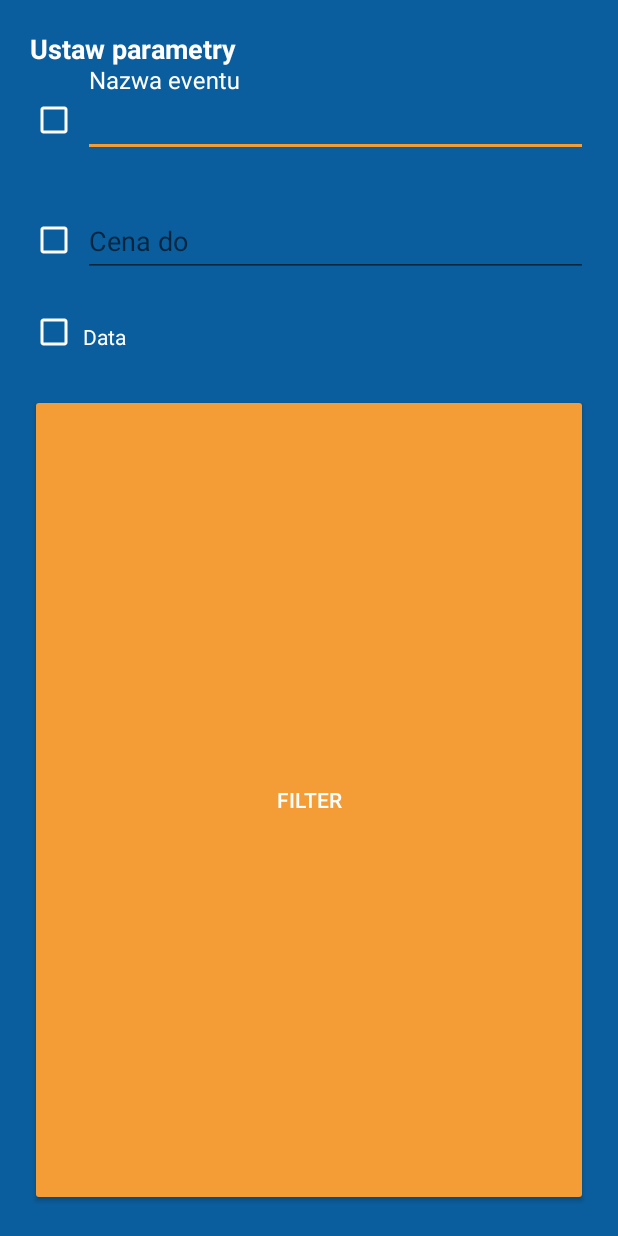
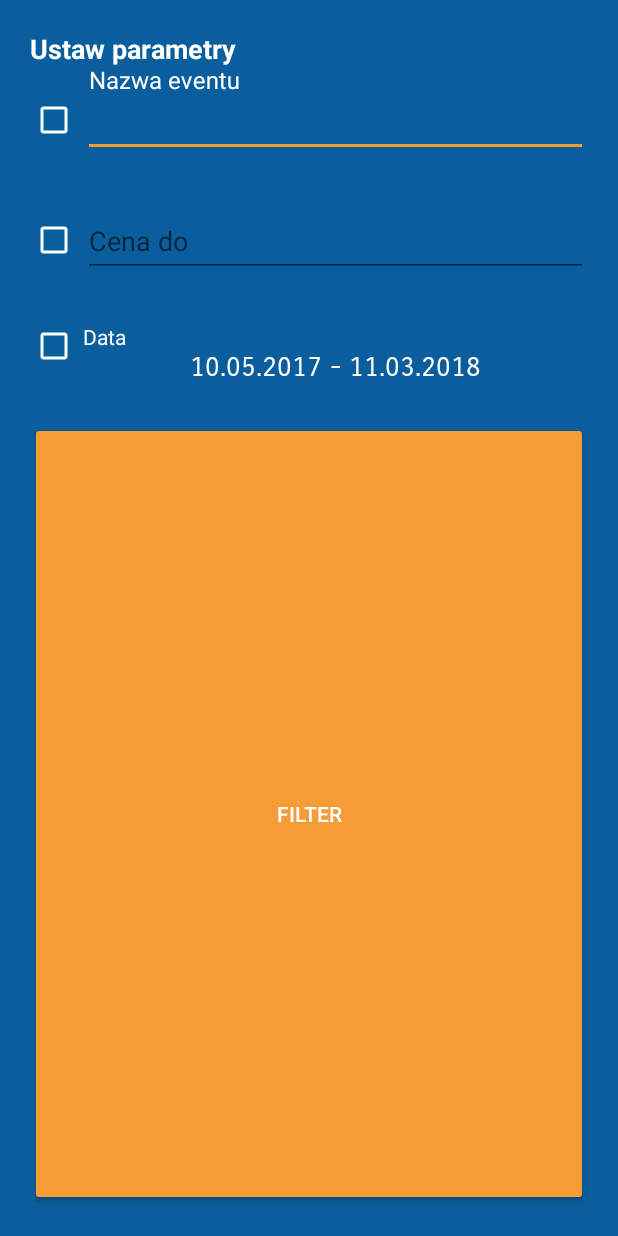
Before and after one commit to matwes/Sportify, an Android app: the layout dialog_filter.xml on its own in the app's theme, with its tools: preview values and no code run, on a phone screen of 412 x 824 dp. Run offline under Robolectric (Android 15) with nearby library versions, the phone set to English and light mode, and no system bars.

Commit message:
date text view repair

```diff
--- a/app/src/main/res/layout/dialog_filter.xml
+++ b/app/src/main/res/layout/dialog_filter.xml
@@ -94,6 +94,9 @@
             android:layout_gravity="center_vertical"
             android:buttonTint="@color/white"/>
 
+        <RelativeLayout
+            android:layout_width="match_parent"
+            android:layout_height="wrap_content">
             <TextView
                 android:layout_marginLeft="5dp"
                 android:id="@+id/textView"
@@ -101,28 +104,22 @@
                 android:layout_height="wrap_content"
                 android:layout_marginTop="10dp"
                 android:text="@string/data"
-            android:textColor="@color/white" />
+                android:textColor="@color/white"
+                />
 
-        <LinearLayout
+            <TextView
+                android:layout_below="@id/textView"
                 android:layout_marginLeft="5dp"
+                android:id="@+id/filterDate"
                 android:layout_width="match_parent"
                 android:layout_height="wrap_content"
-            android:layout_margin="5dp"
-            android:orientation="horizontal">
-
-            <TextView
-                android:id="@+id/filterDate"
-                android:layout_width="0dp"
-                android:layout_height="wrap_content"
-                android:layout_weight="1"
                 android:background="@color/colorPrimary"
                 android:fontFamily="sans-serif-smallcaps"
                 android:textAlignment="center"
                 android:textColor="@color/white"
                 android:textSize="18sp"
                 tools:text="10.05.2017 - 11.03.2018" />
-        </LinearLayout>
-
+        </RelativeLayout>
     </LinearLayout>
 
 
```
Also changed, not shown: app/src/main/java/matwes/zpi/events/FilterDialog.java (+20 -19 lines), app/src/main/java/matwes/zpi/events/MainFragment.java (+4 -5 lines). Lines whose indentation alone changed are shown as unchanged.
